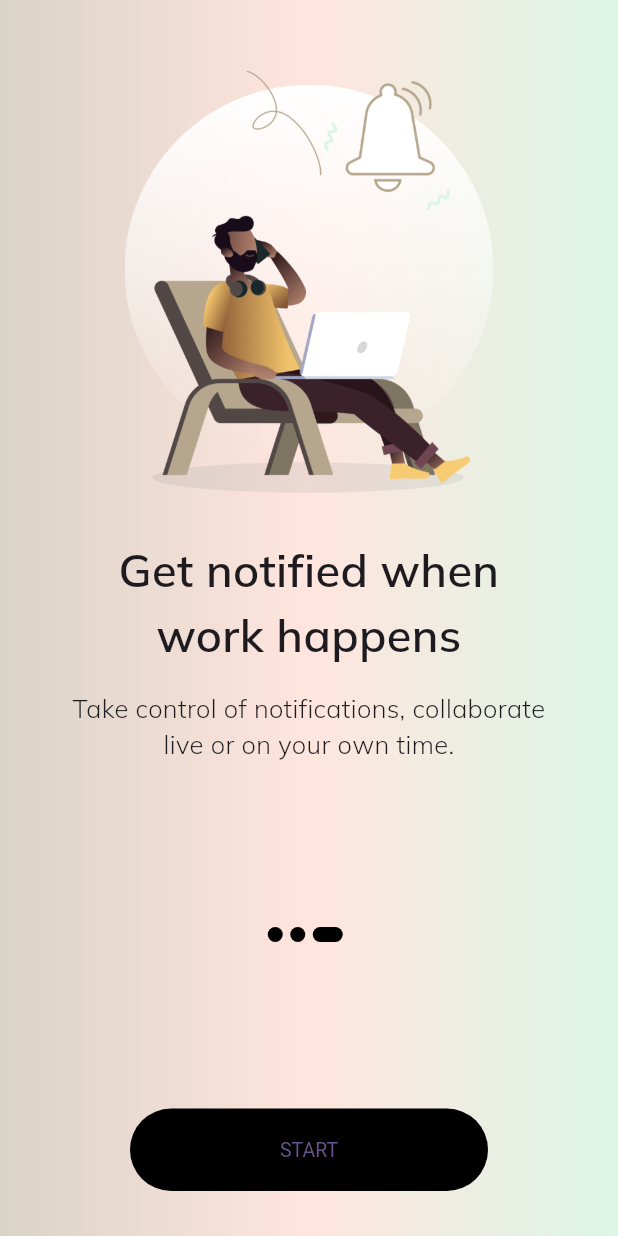
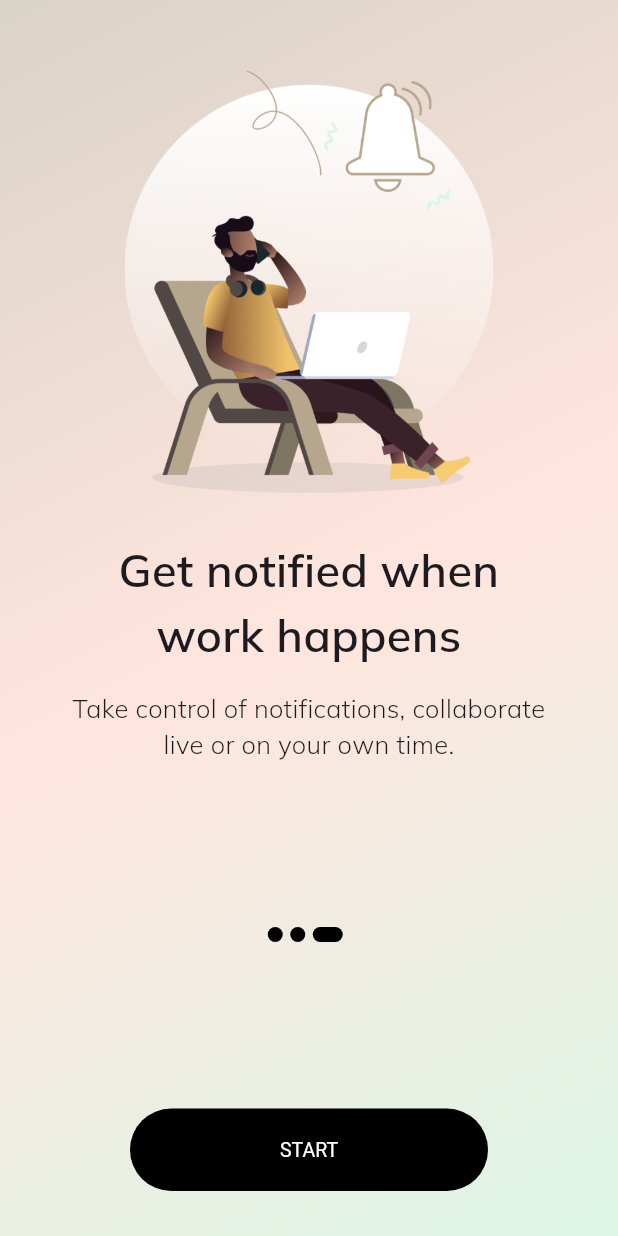
Before and after one commit to nouhben/shopy, a Flutter app: the screen it shows after launch, after a tap on "SKIP", on a phone screen of 412 x 824 dp. Run offline on Flutter 3.47's test engine with Material 2 defaults, Android fonts, the phone set to English and light mode, and no system bars.

Commit message:
fixing the functions

```diff
--- a/lib/onboarding/components/onboarding_elevated_btn.dart
+++ b/lib/onboarding/components/onboarding_elevated_btn.dart
@@ -34,9 +34,13 @@ class OnboardingElevatedButton extends StatelessWidget {
                 ),
           textStyle: TextStyle(
             fontSize: (SizeConfig2.screenW! <= 550) ? 13 : 17,
+            color: Colors.white,
           ),
         ),
-        child: Text(title),
+        child: Text(
+          title,
+          style: const TextStyle(color: Colors.white),
+        ),
       ),
     );
   }
--- a/lib/onboarding/components/skip_button.dart
+++ b/lib/onboarding/components/skip_button.dart
@@ -0,0 +1,28 @@
+import 'package:flutter/material.dart';
+
+import 'package:shopy/utils/size_config.dart';
+
+class SkipButton extends StatelessWidget {
+  const SkipButton({
+    Key? key,
+    required this.onPressed,
+  }) : super(key: key);
+  final VoidCallback onPressed;
+  @override
+  Widget build(BuildContext context) {
+    return TextButton(
+      onPressed: onPressed,
+      style: TextButton.styleFrom(
+        elevation: 0,
+        textStyle: TextStyle(
+          fontWeight: FontWeight.w600,
+          fontSize: (SizeConfig2.screenW! <= 550) ? 13 : 17,
+        ),
+      ),
+      child: const Text(
+        "SKIP",
+        style: TextStyle(color: Colors.black),
+      ),
+    );
+  }
+}
--- a/lib/onboarding/onboarding_screen.dart
+++ b/lib/onboarding/onboarding_screen.dart
@@ -2,6 +2,7 @@
 import 'package:flutter/material.dart';
 
 import 'package:shopy/onboarding/components/onboarding_data.dart';
+import 'package:shopy/onboarding/components/skip_button.dart';
 import 'package:shopy/utils/size_config.dart';
 
 import 'components/dot.dart';
@@ -29,9 +30,9 @@ class _OnboardingScreenState extends State<OnboardingScreen> {
     super.initState();
   }
 
-  void _onPageChanged() {
-    //setState(() => _currentPage = _pageController.page!.toInt());
-    print(_pageController.page!.toInt());
+  void _onPageChanged(int value) {
+    setState(() => _currentPage = value);
+    //_pageController.page!.toInt());
   }
 
   @override
@@ -44,13 +45,18 @@ class _OnboardingScreenState extends State<OnboardingScreen> {
   Widget build(BuildContext context) {
     SizeConfig2.init(context);
     return Scaffold(
-      backgroundColor: colors[_currentPage],
+      //backgroundColor: colors[_currentPage],
       extendBody: true,
       extendBodyBehindAppBar: true,
       body: DecoratedBox(
         decoration: BoxDecoration(
-          gradient: LinearGradient(colors: colors),
+          gradient: LinearGradient(
+            colors: colors,
+            begin: Alignment.topLeft,
+            end: Alignment.bottomRight,
           ),
+        ),
+        child: SafeArea(
           child: Column(
             children: [
               Expanded(
@@ -59,7 +65,7 @@ class _OnboardingScreenState extends State<OnboardingScreen> {
                   itemCount: onboardigns.length,
                   physics: const BouncingScrollPhysics(),
                   controller: _pageController,
-                onPageChanged: (value) => setState(() => _currentPage = value),
+                  onPageChanged: (value) => _onPageChanged(value),
                   itemBuilder: (context, index) => OnboardingCard(
                     data: onboardigns[index],
                   ),
@@ -87,39 +93,13 @@ class _OnboardingScreenState extends State<OnboardingScreen> {
                             child: Row(
                               mainAxisAlignment: MainAxisAlignment.spaceBetween,
                               children: [
-                              TextButton(
-                                onPressed: () {
-                                  // setState(
-                                  //   () => _currentPage = onboardigns.length,
-                                  // );
-                                  // _currentPage = onboardigns.length;
-                                  _onPageChanged();
-                                  _pageController
-                                      .jumpToPage(onboardigns.length);
-                                },
-                                style: TextButton.styleFrom(
-                                  elevation: 0,
-                                  textStyle: TextStyle(
-                                    fontWeight: FontWeight.w600,
-                                    fontSize:
-                                        (SizeConfig2.screenW! <= 550) ? 13 : 17,
-                                  ),
-                                ),
-                                child: const Text(
-                                  "SKIP",
-                                  style: TextStyle(color: Colors.black),
-                                ),
+                                SkipButton(
+                                  onPressed: _skip,
                                 ),
                                 OnboardingElevatedButton(
                                   title: 'NEXT',
                                   isNext: true,
-                                onPressed: () {
-                                  setState(() => _currentPage++);
-                                  _pageController.nextPage(
-                                    duration: const Duration(microseconds: 200),
-                                    curve: Curves.easeIn,
-                                  );
-                                },
+                                  onPressed: _next,
                                 ),
                               ],
                             ),
@@ -130,6 +110,20 @@ class _OnboardingScreenState extends State<OnboardingScreen> {
             ],
           ),
         ),
+      ),
+    );
+  }
+
+  void _skip() {
+    _onPageChanged(onboardigns.length);
+    _pageController.jumpToPage(onboardigns.length);
+  }
+
+  void _next() {
+    setState(() => _currentPage++);
+    _pageController.nextPage(
+      duration: const Duration(microseconds: 200),
+      curve: Curves.easeIn,
     );
   }
 }
```
Lines whose indentation alone changed are shown as unchanged.
